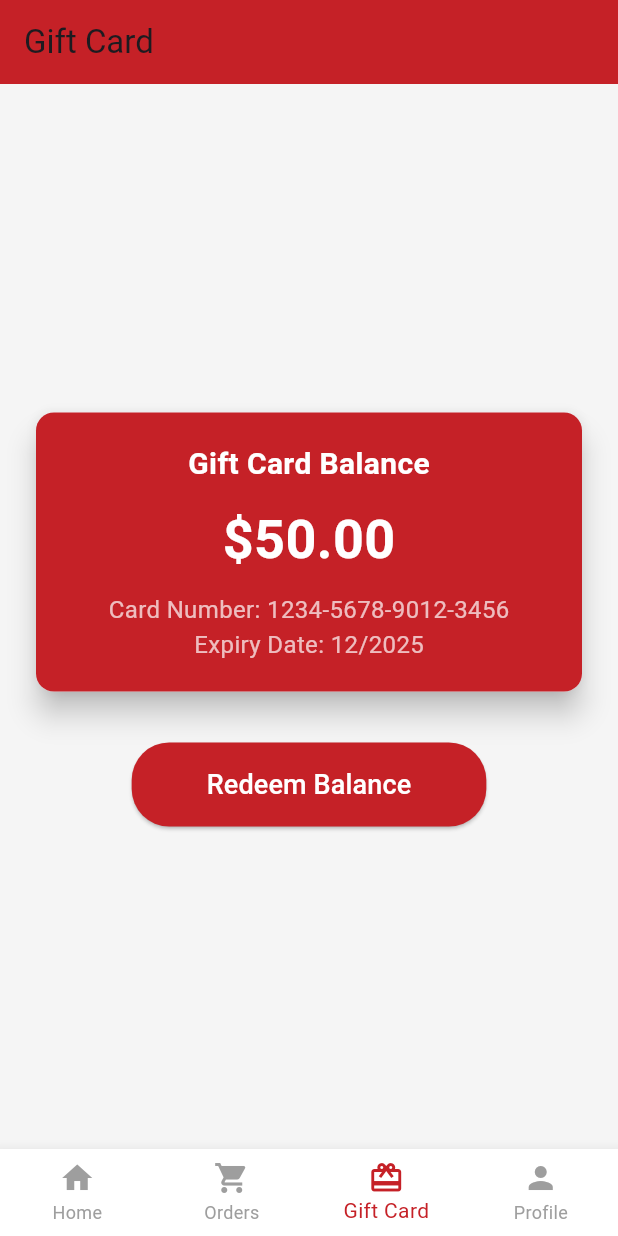
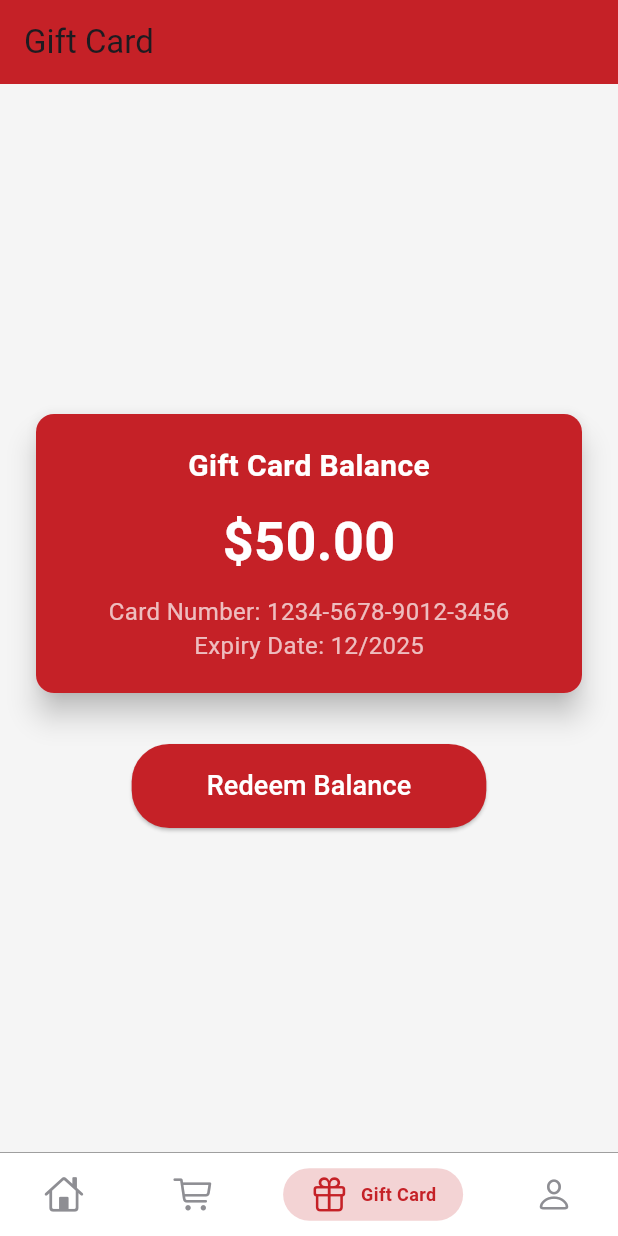
Before and after one commit to waliiidmrz/coffee_project, a Flutter app: the MainScreen screen opened directly, item 3 of the bottom bar chosen, on a phone screen of 412 x 824 dp. Run offline on Flutter 3.47's test engine with Material 3 defaults, Android fonts, the phone set to English and light mode, and no system bars; drawn by our look-alikes of persistent_bottom_nav_bar; our stand-ins replace shared_preferences; accounts and stored records are empty.

Commit message:
update navbar

```diff
--- a/lib/screens/main_screen.dart
+++ b/lib/screens/main_screen.dart
@@ -1,8 +1,11 @@
 import 'package:coffee_project/screens/GiftCardScreen.dart';
 import 'package:coffee_project/screens/My_Orders.dart';
 import 'package:coffee_project/screens/ProfileScreen.dart';
-import 'package:coffee_project/screens/home_screen.dart';
+import 'package:flutter/cupertino.dart';
 import 'package:flutter/material.dart';
+import 'package:persistent_bottom_nav_bar/persistent_bottom_nav_bar.dart';
+
+import 'home_screen.dart';
 
 class MainScreen extends StatefulWidget {
   const MainScreen({Key? key}) : super(key: key);
@@ -12,48 +15,62 @@ class MainScreen extends StatefulWidget {
 }
 
 class _MainScreenState extends State<MainScreen> {
-  int _currentIndex = 0;
+  final PersistentTabController _controller =
+      PersistentTabController(initialIndex: 0);
 
-  final List<Widget> _screens = [
+  List<Widget> _buildScreens() {
+    return [
       HomeScreen(),
       MyOrdersScreen(),
       GiftCardScreen(),
       ProfileScreen(),
     ];
+  }
+
+  List<PersistentBottomNavBarItem> _navBarsItems() {
+    return [
+      PersistentBottomNavBarItem(
+        icon: const Icon(CupertinoIcons.home),
+        title: "Home",
+        activeColorPrimary: const Color(0xFFC52127), // Your red palette
+        inactiveColorPrimary: CupertinoColors.systemGrey,
+      ),
+      PersistentBottomNavBarItem(
+        icon: const Icon(CupertinoIcons.shopping_cart),
+        title: "Orders",
+        activeColorPrimary: const Color(0xFFC52127),
+        inactiveColorPrimary: CupertinoColors.systemGrey,
+      ),
+      PersistentBottomNavBarItem(
+        icon: const Icon(CupertinoIcons.gift),
+        title: "Gift Card",
+        activeColorPrimary: const Color(0xFFC52127),
+        inactiveColorPrimary: CupertinoColors.systemGrey,
+      ),
+      PersistentBottomNavBarItem(
+        icon: const Icon(CupertinoIcons.person),
+        title: "Profile",
+        activeColorPrimary: const Color(0xFFC52127),
+        inactiveColorPrimary: CupertinoColors.systemGrey,
+      ),
+    ];
+  }
 
   @override
   Widget build(BuildContext context) {
     return Scaffold(
-      body: _screens[_currentIndex],
-      bottomNavigationBar: BottomNavigationBar(
-        currentIndex: _currentIndex,
-        type: BottomNavigationBarType.fixed,
-        selectedItemColor: const Color(0xFFC52127), // Primary color
-        unselectedItemColor: Colors.grey, // Inactive color
+      body: PersistentTabView(
+        context,
+        controller: _controller,
+        screens: _buildScreens(),
+        items: _navBarsItems(),
         backgroundColor: Colors.white,
-        onTap: (index) {
-          setState(() {
-            _currentIndex = index;
-          });
-        },
-        items: const [
-          BottomNavigationBarItem(
-            icon: Icon(Icons.home),
-            label: "Home",
+        resizeToAvoidBottomInset: true,
+        navBarHeight: kBottomNavigationBarHeight,
+        decoration: const NavBarDecoration(
+          border: Border(top: BorderSide(color: Colors.grey, width: 0.5)),
         ),
-          BottomNavigationBarItem(
-            icon: Icon(Icons.shopping_cart),
-            label: "Orders",
-          ),
-          BottomNavigationBarItem(
-            icon: Icon(Icons.card_giftcard),
-            label: "Gift Card",
-          ),
-          BottomNavigationBarItem(
-            icon: Icon(Icons.person),
-            label: "Profile",
-          ),
-        ],
+        navBarStyle: NavBarStyle.style1, // Customize the nav bar style here
       ),
     );
   }
--- a/pubspec.yaml
+++ b/pubspec.yaml
@@ -41,7 +41,8 @@ dependencies:
   iconsax: ^0.0.8
   carousel_slider: ^4.2.1
   flashy_tab_bar2: ^0.0.4
-  persistent_bottom_nav_bar: ^5.0.2
+  persistent_bottom_nav_bar: ^6.2.1
+  flutter_rating_bar: ^4.0.0
 
   # The following adds the Cupertino Icons font to your application.
   # Use with the CupertinoIcons class for iOS style icons.
```
Also changed, not shown: pubspec.lock. Lines whose indentation alone changed are shown as unchanged.
